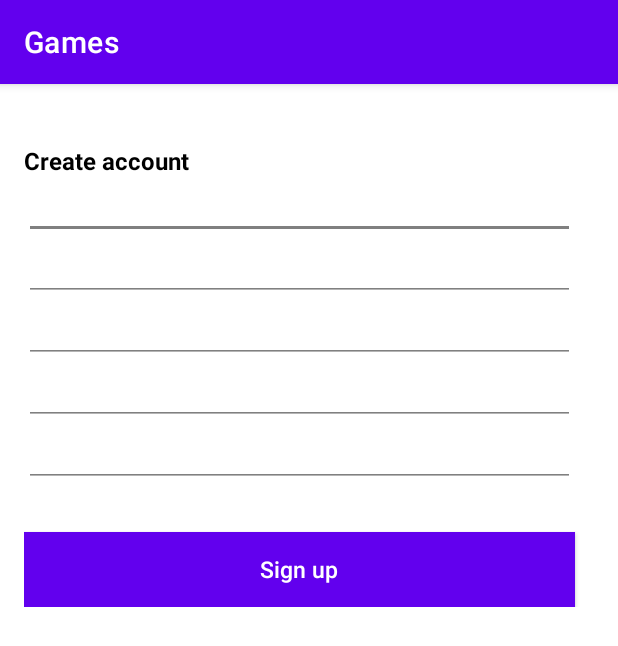
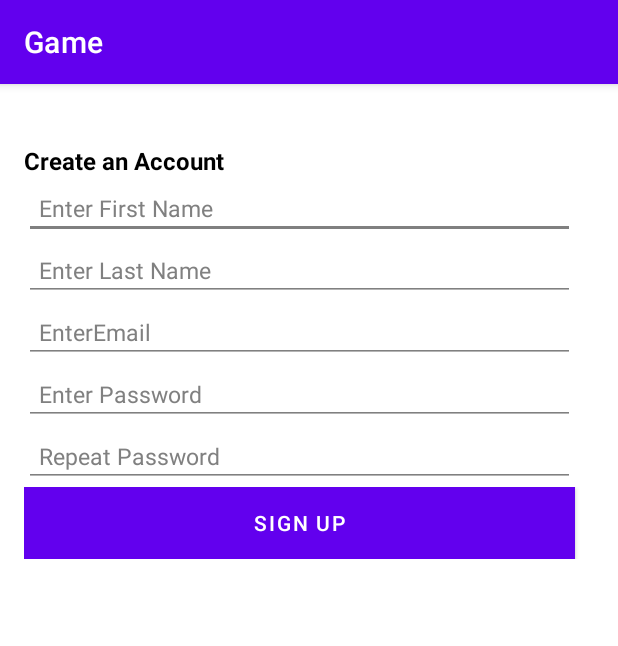
Before and after one commit to couchjanus/android-game, an Android app: the screen it shows after launch (MainActivity), on a phone screen of 412 x 824 dp. Shown: the top 646 px of the screen. Run offline under Robolectric (Android 15) with nearby library versions, the phone set to English and light mode, and no system bars.

Commit message:
change game

```diff
--- a/app/src/main/res/layout/activity_main.xml
+++ b/app/src/main/res/layout/activity_main.xml
@@ -13,6 +13,7 @@
     <TextView
         android:layout_width="match_parent"
         android:layout_height="wrap_content"
+
         android:text="@string/create_account"
         android:textStyle="bold"
         android:textSize="16sp"
@@ -21,16 +22,15 @@
         app:layout_constraintEnd_toEndOf="parent"
         app:layout_constraintTop_toTopOf="parent"
         android:layout_marginTop="24dp"
-        android:id="@+id/header"
-        />
+        android:id="@+id/header"/>
 
     <TableRow
         android:layout_width="match_parent"
         android:layout_height="match_parent" />
 
     <TableRow
-        android:layout_width="match_parent"
-        android:layout_height="match_parent" >
+        android:layout_width="wrap_content"
+        android:layout_height="wrap_content" >
 
         <EditText
             android:id="@+id/first_name"
@@ -38,7 +38,8 @@
             android:layout_height="wrap_content"
             android:autofillHints="First Name"
             android:backgroundTint="#808080"
-            android:gravity="center"
+            android:hint="@string/enter_first_name"
+
             android:inputType="text"
             android:padding="10dp"
             android:textColor="#000000"
@@ -46,16 +47,17 @@
             android:textSize="15sp" />
     </TableRow>
     <TableRow
-        android:layout_width="match_parent"
-        android:layout_height="match_parent" >
+        android:layout_width="wrap_content"
+        android:layout_height="wrap_content" >
 
         <EditText
             android:id="@+id/last_name"
             android:layout_width="match_parent"
             android:layout_height="wrap_content"
             android:backgroundTint="#808080"
-            android:gravity="center"
+
             android:autofillHints="Last Name"
+            android:hint="@string/enter_last_name"
             android:padding="10dp"
             android:textColor="#000000"
             android:textColorHint="#808080"
@@ -65,16 +67,17 @@
     </TableRow>
 
     <TableRow
-        android:layout_width="match_parent"
-        android:layout_height="match_parent" >
+        android:layout_width="wrap_content"
+        android:layout_height="wrap_content" >
 
         <EditText
             android:id="@+id/email"
             android:layout_width="match_parent"
             android:layout_height="wrap_content"
             android:backgroundTint="#808080"
-            android:gravity="center"
+
             android:autofillHints="Email"
+            android:hint="@string/enter_email"
             android:inputType="textEmailAddress"
             android:padding="10dp"
             android:textColor="#000000"
@@ -83,16 +86,17 @@
             />
     </TableRow>
     <TableRow
-        android:layout_width="match_parent"
-        android:layout_height="match_parent" >
+        android:layout_width="wrap_content"
+        android:layout_height="wrap_content" >
 
         <EditText
             android:id="@+id/password"
             android:layout_width="match_parent"
             android:layout_height="wrap_content"
             android:backgroundTint="#808080"
-            android:gravity="center"
+
             android:autofillHints="Password"
+            android:hint="@string/enter_password"
             android:inputType="textPassword"
             android:padding="10dp"
             android:textColor="#000000"
@@ -102,16 +106,17 @@
     </TableRow>
 
     <TableRow
-        android:layout_width="match_parent"
-        android:layout_height="match_parent" >
+        android:layout_width="wrap_content"
+        android:layout_height="wrap_content" >
 
         <EditText
             android:id="@+id/repeat_password"
             android:layout_width="match_parent"
             android:layout_height="wrap_content"
             android:backgroundTint="#808080"
-            android:gravity="center"
+
             android:autofillHints="Repeat Password"
+            android:hint="@string/repeat_password"
             android:inputType="textPassword"
             android:padding="10dp"
             android:textColor="#000000"
@@ -120,24 +125,17 @@
             />
     </TableRow>
     <TableRow
-        android:layout_width="match_parent"
-        android:layout_height="match_parent" >
+        android:layout_width="wrap_content"
+        android:layout_height="wrap_content" >
 
         <Button
             android:id="@+id/bt_register"
-            style="?android:attr/borderlessButtonStyle"
             android:layout_width="match_parent"
-            android:layout_height="50dp"
-            android:layout_marginTop="30dp"
-            android:background="@color/purple_500"
-            android:elevation="2dp"
+            android:background="@color/colorPrimary"
             android:onClick="signUp"
             android:text="@string/sign_up"
-            android:textAllCaps="false"
-            android:textColor="#ffffffff"
-            android:textSize="15sp"
-
-            />
+            android:textAlignment="center"
+            android:textColor="#ffffff" />
     </TableRow>
 
 
--- a/app/src/main/res/layout/activity_setting.xml
+++ b/app/src/main/res/layout/activity_setting.xml
@@ -92,7 +92,7 @@
             android:layout_width="match_parent"
             android:layout_height="50dp"
             android:layout_marginTop="30dp"
-            android:background="@color/purple_500"
+            android:background="@color/colorPrimary"
             android:elevation="2dp"
             android:onClick="runGame"
             android:text="@string/run_game"
--- a/app/src/main/res/values-night/themes.xml
+++ b/app/src/main/res/values-night/themes.xml
@@ -1,6 +1,6 @@
 <resources xmlns:tools="http://schemas.android.com/tools">
     <!-- Base application theme. -->
-    <style name="Theme.Games" parent="Theme.MaterialComponents.DayNight.DarkActionBar">
+    <style name="Theme.Game" parent="Theme.MaterialComponents.DayNight.DarkActionBar">
         <!-- Primary brand color. -->
         <item name="colorPrimary">@color/purple_200</item>
         <item name="colorPrimaryVariant">@color/purple_700</item>
--- a/app/src/main/res/values/colors.xml
+++ b/app/src/main/res/values/colors.xml
@@ -7,4 +7,6 @@
     <color name="teal_700">#FF018786</color>
     <color name="black">#FF000000</color>
     <color name="white">#FFFFFFFF</color>
+    <color name="colorPrimary">#FF55AA55</color>
+
 </resources>
--- a/app/src/main/res/values/strings.xml
+++ b/app/src/main/res/values/strings.xml
@@ -1,8 +1,20 @@
 <resources>
-    <string name="app_name">Games</string>
-    <string name="create_account">Create account</string>
-    <string name="sign_up">Sign up</string>
-    <string name="settings">Application settings</string>
-    <string name="run_game">Start game</string>
+    <string name="app_name">Game</string>
+    <string name="create_account">Create an Account</string>
+    <string name="sign_up">Sign Up</string>
+    <string name="settings">Game Settings</string>
+    <string name="run_game">Start Game</string>
+    <!-- TODO: Remove or change this placeholder text -->
+    <string name="hello_blank_fragment">Hello blank fragment</string>
+    <string name="enter_first_name">Enter First Name</string>
+    <string name="enter_last_name">Enter Last Name</string>
+    <string name="enter_email">EnterEmail</string>
+    <string name="enter_password">Enter Password</string>
+    <string name="repeat_password">Repeat Password</string>
+    <string name="show_data">Show data</string>
+    <string name="save_data">Save data</string>
+    <string name="no">No</string>
+    <string name="go_to_result">Go to result</string>
+    <string name="yes">Yes</string>
 
 </resources>
--- a/app/src/main/res/values/themes.xml
+++ b/app/src/main/res/values/themes.xml
@@ -1,6 +1,6 @@
 <resources xmlns:tools="http://schemas.android.com/tools">
     <!-- Base application theme. -->
-    <style name="Theme.Games" parent="Theme.MaterialComponents.DayNight.DarkActionBar">
+    <style name="Theme.Game" parent="Theme.MaterialComponents.DayNight.DarkActionBar">
         <!-- Primary brand color. -->
         <item name="colorPrimary">@color/purple_500</item>
         <item name="colorPrimaryVariant">@color/purple_700</item>
```
Also changed, not shown: app/src/main/AndroidManifest.xml (+7 -1 lines), app/src/main/java/com/example/games/GameActivity.java (added, +203 -0 lines), app/src/main/java/com/example/games/MainActivity.java (+19 -5 lines), app/src/main/java/com/example/games/ReStartFragment.java (added, +33 -0 lines), app/src/main/java/com/example/games/ResultActivity.java (added, +64 -0 lines), app/src/main/java/com/example/games/SettingActivity.java (+97 -1 lines), app/src/main/res/layout/activity_game.xml (added, +94 -0 lines), app/src/main/res/layout/activity_result.xml (added, +58 -0 lines), app/src/main/res/layout/fragment_re_start.xml (added, +15 -0 lines), app/src/main/res/menu/games_menu.xml (added, +18 -0 lines), app/src/main/res/menu/main_menu.xml (added, +19 -0 lines).
